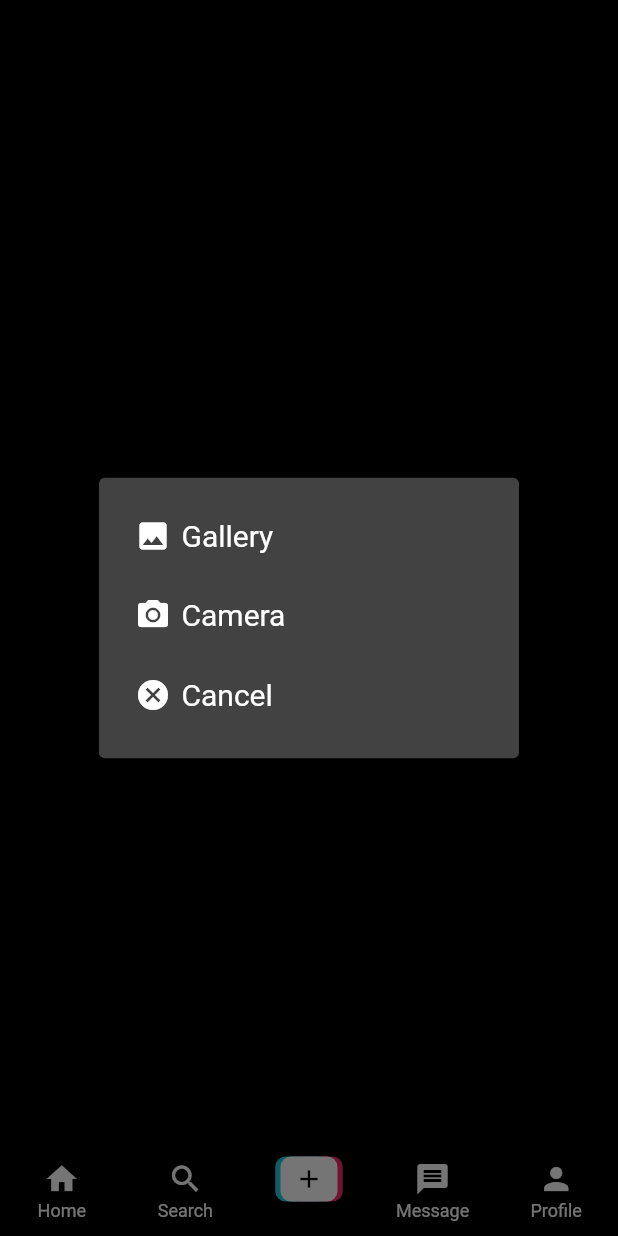
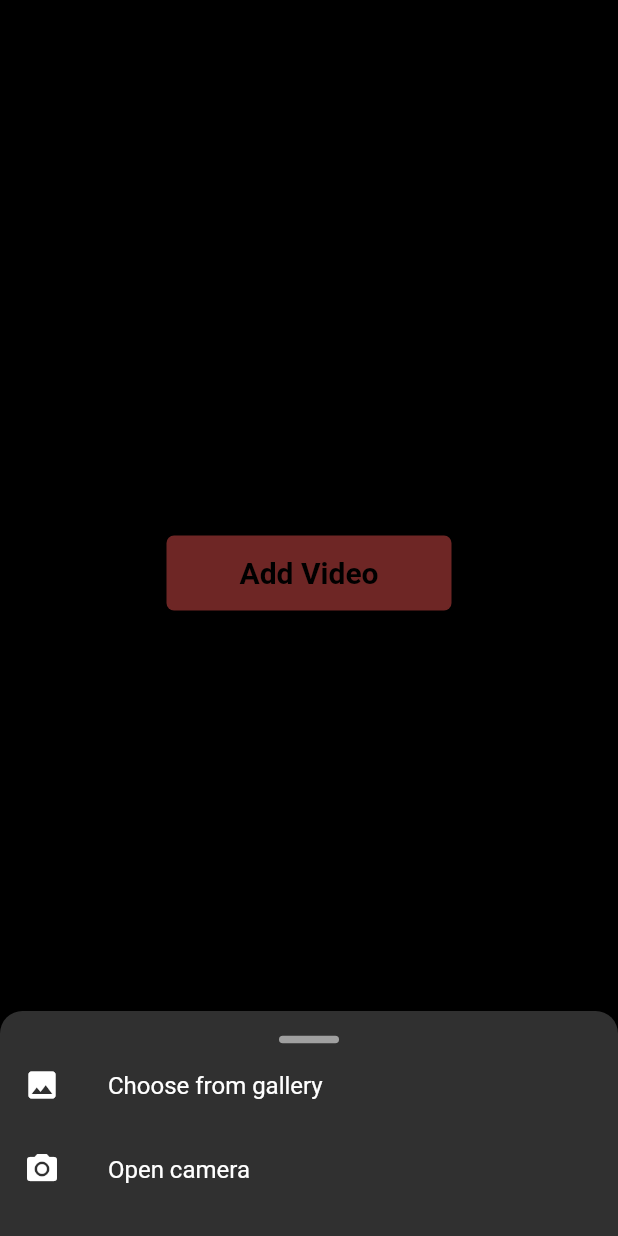
Before and after one commit to ahmadriski23/TiktokClone-GetX-Firebase-Flutter, a Flutter app: the screen it shows once a user with an empty profile is signed in, item 3 of the bottom bar chosen, after a tap on "Add Video", on a phone screen of 412 x 824 dp. Run offline on Flutter 3.47's test engine with Material 2 defaults, Android fonts, the phone set to English and light mode, and no system bars; our stand-ins replace cached_network_image, cloud_firestore, firebase_auth, firebase_core, firebase_storage, get and 5 more; missing offline and left inert: video_compress; accounts and stored records are empty.

Commit message:
refactor code and update screen

```diff
--- a/lib/presentation/screens/AddVideoScreen.dart
+++ b/lib/presentation/screens/AddVideoScreen.dart
@@ -2,6 +2,53 @@ part of 'ScreensImport.dart';
 
 class AddVideoScreen extends StatelessWidget {
   const AddVideoScreen({super.key});
+
+  addVideoBottomSheet(BuildContext ctx) {
+    final size = MediaQuery.of(ctx).size;
+    showModalBottomSheet(
+      backgroundColor: Colors.black,
+      context: ctx,
+      builder: (ctx) => Container(
+        height: 150,
+        width: size.width,
+        decoration: BoxDecoration(
+          color: Colors.grey[850],
+          borderRadius: BorderRadius.only(
+              topLeft: Radius.circular(15), topRight: Radius.circular(15)),
+        ),
+        child: Column(
+          mainAxisAlignment: MainAxisAlignment.center,
+          crossAxisAlignment: CrossAxisAlignment.center,
+          children: [
+            Center(
+              child: Container(
+                width: 40,
+                height: 5,
+                decoration: BoxDecoration(
+                  color: Colors.white54,
+                  borderRadius: BorderRadius.circular(5),
+                ),
+              ),
+            ),
+            ListTile(
+              onTap: () {
+                pickVideo(ImageSource.gallery, ctx);
+              },
+              leading: Icon(Icons.image),
+              title: Text('Choose from gallery'),
+            ),
+            ListTile(
+              onTap: () {
+                pickVideo(ImageSource.camera, ctx);
+              },
+              leading: Icon(Icons.camera_alt),
+              title: Text('Open camera'),
+            )
+          ],
+        ),
+      ),
+    );
+  }
 
   pickVideo(ImageSource src, BuildContext context) async {
     final video = await ImagePicker().pickVideo(source: src);
@@ -77,15 +124,16 @@ class AddVideoScreen extends StatelessWidget {
   }
 
   @override
-  Widget build(BuildContext context) {
+  Widget build(BuildContext ctx) {
     return Scaffold(
       body: Center(
         child: InkWell(
-          onTap: () => showOptionsDialog(context),
+          onTap: () => addVideoBottomSheet(ctx),
           child: Container(
             height: 50,
             width: 190,
             decoration: BoxDecoration(
+              borderRadius: BorderRadius.circular(5),
               color: buttonColor,
             ),
             child: Center(
```
Also changed, not shown: lib/presentation/screens/ConfirmScreen.dart (+18 -2 lines).
